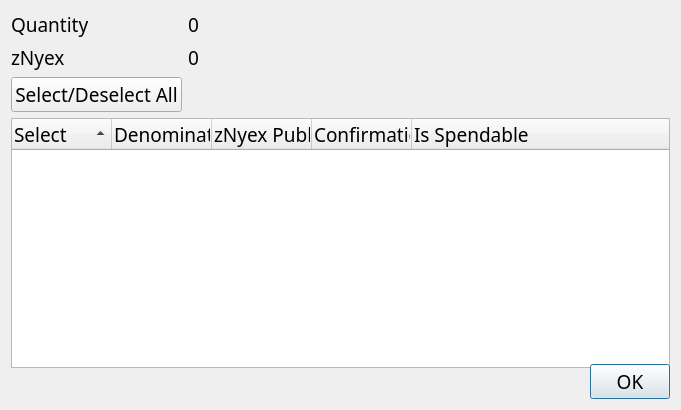
This is src/qt/forms/znyexcontroldialog.ui in nyerium-core/nyerium as Qt 5 draws it before an edit. The edited form follows.
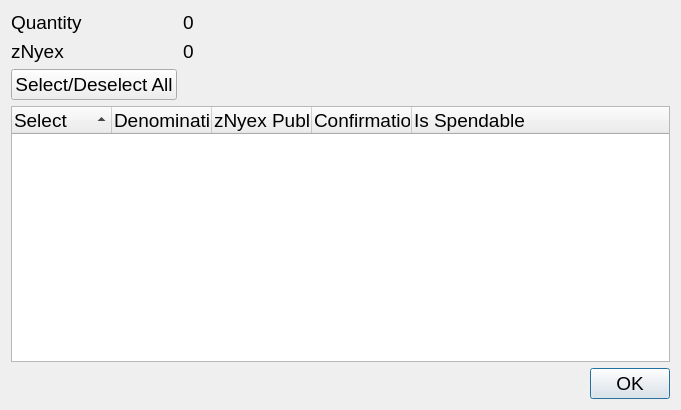
This is the edited form.

The edit to the form file:
```diff
--- a/src/qt/forms/znyexcontroldialog.ui
+++ b/src/qt/forms/znyexcontroldialog.ui
@@ -18,7 +18,7 @@
   </property>
   <property name="font">
    <font>
-    <family>Ara Hamah 1982</family>
+    
     <pointsize>14</pointsize>
    </font>
   </property>
@@ -80,7 +80,7 @@
        </property>
        <property name="font">
         <font>
-         <family>Ara Hamah 1982</family>
+         
          <pointsize>14</pointsize>
         </font>
        </property>
```
